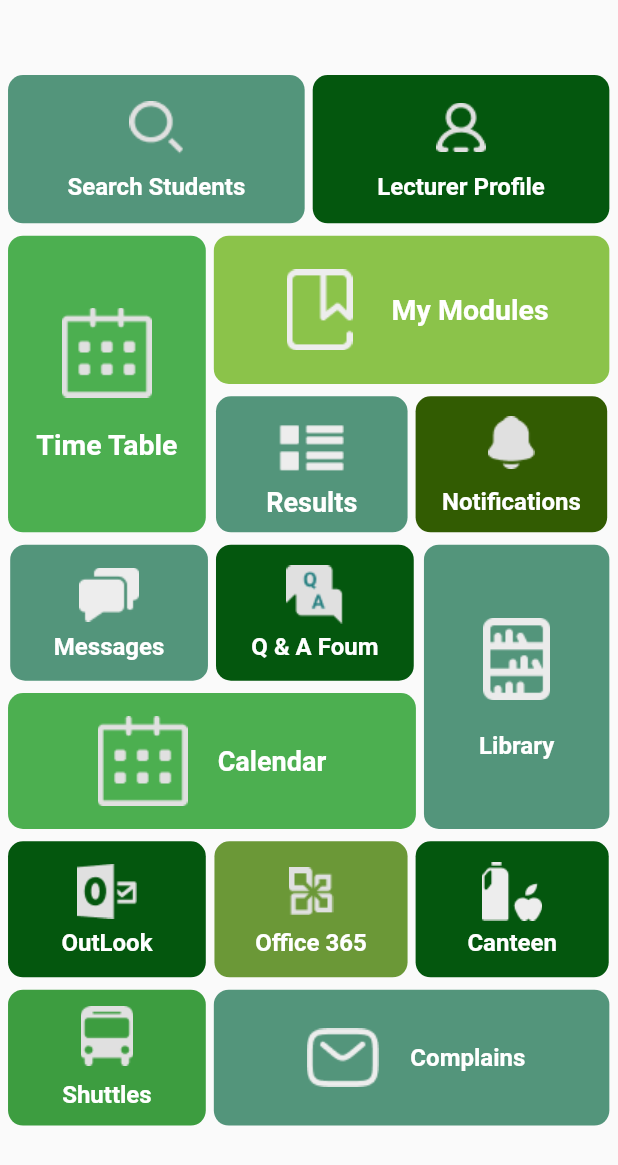
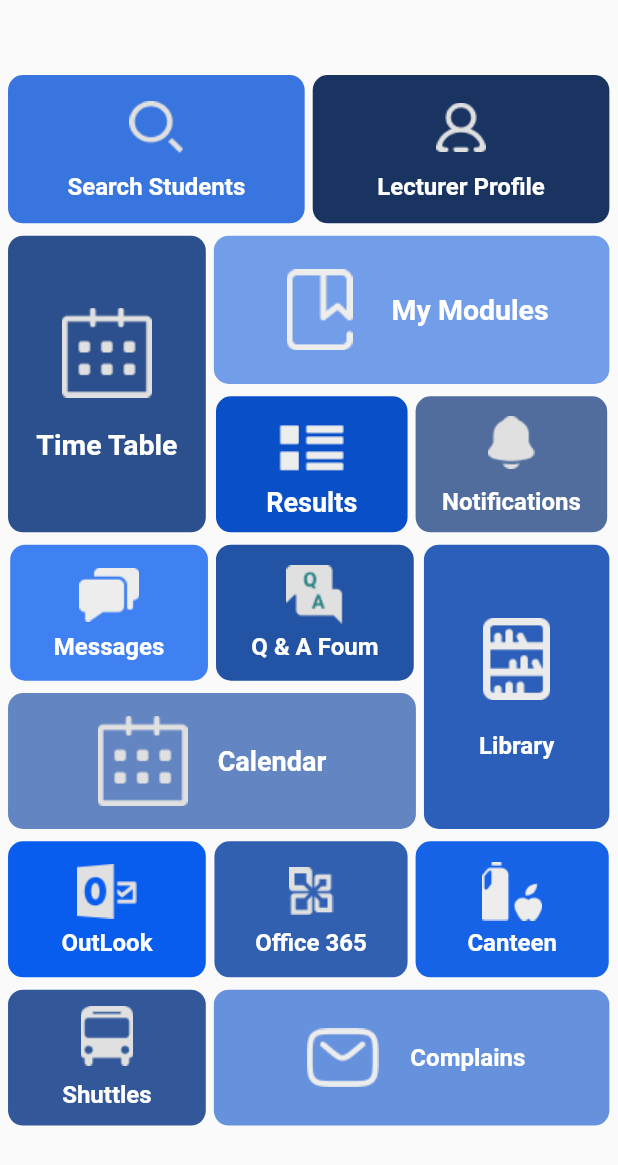
Before and after one commit to 2000kavinda/NAPOT, a Flutter app: the StMenu screen opened directly, on a phone screen of 412 x 824 dp. Shown: the top 1165 px of the screen. Run offline on Flutter 3.47's test engine with Material 2 defaults, Android fonts, the phone set to English and light mode, and no system bars; our stand-ins replace carousel_slider, cloud_firestore, firebase_auth, firebase_core, firebase_database, firebase_storage and 2 more; accounts and stored records are empty.

Commit message:
Bottom bar create and change colours of the menu

```diff
--- a/lib/main.dart
+++ b/lib/main.dart
@@ -4,6 +4,7 @@ import 'package:flutter/material.dart';
 import 'package:flutter/services.dart';
 import 'package:untitled1/pages/admin/pendingApproves.dart';
 import 'package:untitled1/pages/admin/shuttles.dart';
+import 'package:untitled1/pages/bottomBar/bottombar.dart';
 import 'package:untitled1/pages/calendar.dart';
 import 'package:untitled1/pages/canteenAdmin/addItemCanteen.dart';
 import 'package:untitled1/pages/canteenAdmin/canteenItems.dart';
@@ -35,7 +36,7 @@ main() async {
 
 
 
-    home: shuttle(),
+    home: BottomBar(),
 
   ));
 }
--- a/lib/pages/st_menue.dart
+++ b/lib/pages/st_menue.dart
@@ -30,7 +30,7 @@ class StMenu extends StatelessWidget {
                   },
                   child: Ink(
                     decoration: BoxDecoration(
-                      color: Color.fromARGB(221, 57, 133, 103),
+                      color: Color.fromARGB(255, 57, 117, 222),
                       borderRadius: BorderRadius.circular(10.0),
                     ),
                     width: MediaQuery.sizeOf(context).width * 0.48,
@@ -85,7 +85,7 @@ class StMenu extends StatelessWidget {
                   },
                   child: Ink(
                     decoration: BoxDecoration(
-                      color: Color.fromARGB(255, 4, 87, 14),
+                      color: const Color.fromARGB(255, 25, 52, 97),
                       borderRadius: BorderRadius.circular(10.0),
                     ),
                     width: MediaQuery.sizeOf(context).width * 0.48,
@@ -153,7 +153,7 @@ class StMenu extends StatelessWidget {
                       },
                       child: Ink(
                         decoration: BoxDecoration(
-                          color: Colors.green,
+                          color: const Color.fromARGB(255, 44, 80, 141),
                           borderRadius: BorderRadius.circular(10.0),
                         ),
                         width: MediaQuery.sizeOf(context).width * 0.32,
@@ -215,7 +215,7 @@ class StMenu extends StatelessWidget {
                           },
                           child: Ink(
                             decoration: BoxDecoration(
-                              color: Colors.lightGreen,
+                              color: Color.fromARGB(255, 114, 157, 232),
                               borderRadius: BorderRadius.circular(10.0),
                             ),
                             width: MediaQuery.sizeOf(context).width * 0.64,
@@ -276,7 +276,7 @@ class StMenu extends StatelessWidget {
                               },
                               child: Ink(
                                 decoration: BoxDecoration(
-                                  color: Color.fromARGB(221, 57, 133, 103),
+                                  color: const Color.fromARGB(255, 9, 79, 200),
                                   borderRadius: BorderRadius.circular(10.0),
                                 ),
                                 width: MediaQuery.sizeOf(context).width * 0.31,
@@ -337,7 +337,7 @@ class StMenu extends StatelessWidget {
                               },
                               child: Ink(
                                 decoration: BoxDecoration(
-                                  color: Color.fromARGB(255, 50, 92, 2),
+                                  color: Color.fromARGB(255, 81, 109, 157),
                                   borderRadius: BorderRadius.circular(10.0),
                                 ),
                                 width: MediaQuery.sizeOf(context).width * 0.31,
@@ -421,7 +421,7 @@ class StMenu extends StatelessWidget {
                               },
                               child: Ink(
                                 decoration: BoxDecoration(
-                                  color: Color.fromARGB(221, 57, 133, 103),
+                                  color: Color.fromARGB(255, 63, 128, 242),
                                   borderRadius: BorderRadius.circular(10.0),
                                 ),
                                 width: MediaQuery.sizeOf(context).width * 0.32,
@@ -475,7 +475,7 @@ class StMenu extends StatelessWidget {
                               },
                               child: Ink(
                                 decoration: BoxDecoration(
-                                  color: Color.fromARGB(255, 4, 87, 14),
+                                  color: Color.fromARGB(255, 35, 83, 165),
                                   borderRadius: BorderRadius.circular(10.0),
                                 ),
                                 width: MediaQuery.sizeOf(context).width * 0.32,
@@ -533,7 +533,7 @@ class StMenu extends StatelessWidget {
                               },
                               child: Ink(
                                 decoration: BoxDecoration(
-                                  color: Colors.green,
+                                  color: Color.fromARGB(255, 99, 134, 194),
                                   borderRadius: BorderRadius.circular(10.0),
                                 ),
                                 width: MediaQuery.sizeOf(context).width * 0.66,
@@ -600,7 +600,7 @@ class StMenu extends StatelessWidget {
                           },
                           child: Ink(
                             decoration: BoxDecoration(
-                              color: Color.fromARGB(221, 57, 133, 103),
+                              color: const Color.fromARGB(255, 43, 95, 185),
                               borderRadius: BorderRadius.circular(10.0),
                             ),
                             width: MediaQuery.sizeOf(context).width * 0.30,
@@ -673,7 +673,7 @@ class StMenu extends StatelessWidget {
                           },
                           child: Ink(
                             decoration: BoxDecoration(
-                              color: Color.fromARGB(255, 4, 87, 14),
+                              color: const Color.fromARGB(255, 9, 93, 238),
                               borderRadius: BorderRadius.circular(10.0),
                             ),
                             width: MediaQuery.sizeOf(context).width * 0.32,
@@ -731,7 +731,7 @@ class StMenu extends StatelessWidget {
                           },
                           child: Ink(
                             decoration: BoxDecoration(
-                              color: Color.fromARGB(255, 61, 157, 64),
+                              color: Color.fromARGB(255, 50, 88, 154),
                               borderRadius: BorderRadius.circular(10.0),
                             ),
                             width: MediaQuery.sizeOf(context).width * 0.32,
@@ -796,7 +796,7 @@ class StMenu extends StatelessWidget {
                           },
                           child: Ink(
                             decoration: BoxDecoration(
-                              color: Color.fromARGB(255, 107, 152, 55),
+                              color: Color.fromARGB(255, 49, 96, 177),
                               borderRadius: BorderRadius.circular(10.0),
                             ),
                             width: MediaQuery.sizeOf(context).width * 0.3125,
@@ -851,7 +851,7 @@ class StMenu extends StatelessWidget {
                           },
                           child: Ink(
                             decoration: BoxDecoration(
-                              color: Color.fromARGB(255, 4, 87, 14),
+                              color: Color.fromARGB(255, 22, 99, 232),
                               borderRadius: BorderRadius.circular(10.0),
                             ),
                             width: MediaQuery.sizeOf(context).width * 0.3125,
@@ -910,7 +910,7 @@ class StMenu extends StatelessWidget {
                           },
                           child: Ink(
                             decoration: BoxDecoration(
-                              color: Color.fromARGB(221, 57, 133, 103),
+                              color: Color.fromARGB(255, 101, 145, 221),
                               borderRadius: BorderRadius.circular(10.0),
                             ),
                             width: MediaQuery.sizeOf(context).width * 0.64,
--- a/pubspec.yaml
+++ b/pubspec.yaml
@@ -44,6 +44,7 @@ dependencies:
   # Use with the CupertinoIcons class for iOS style icons.
   cupertino_icons: ^1.0.2
   url_launcher: ^6.1.14
+  google_nav_bar: ^5.0.6
 
 dev_dependencies:
   flutter_test:
```
Also changed, not shown: lib/pages/bottomBar/bottombar.dart (added, +70 -0 lines), pubspec.lock.
